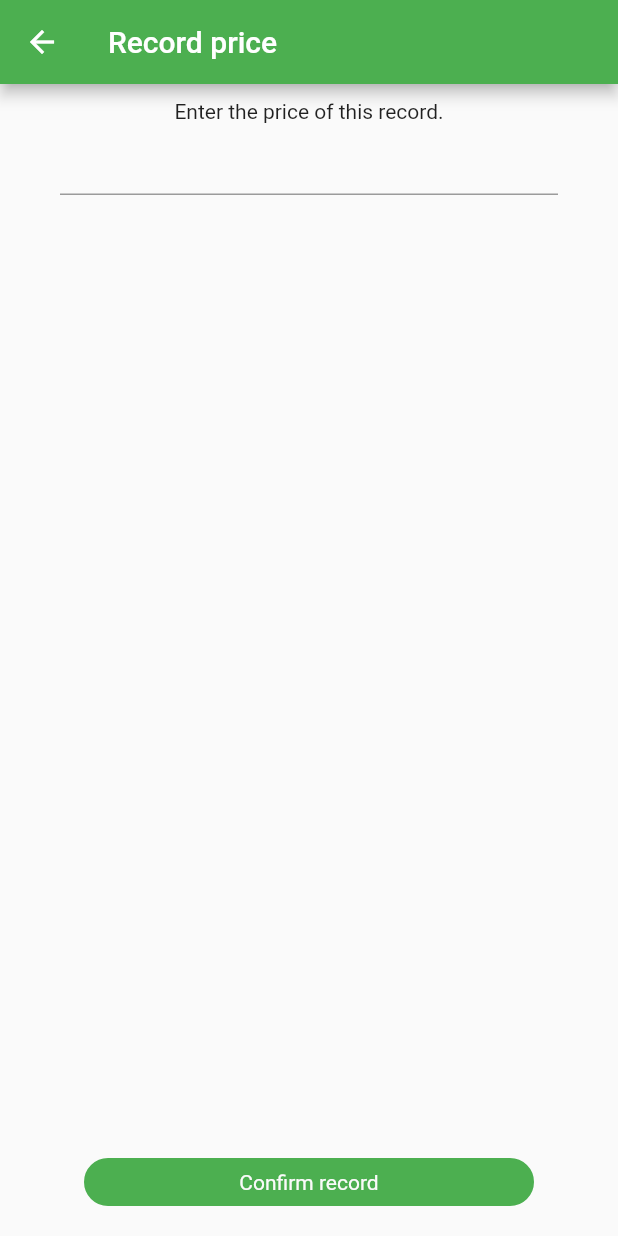
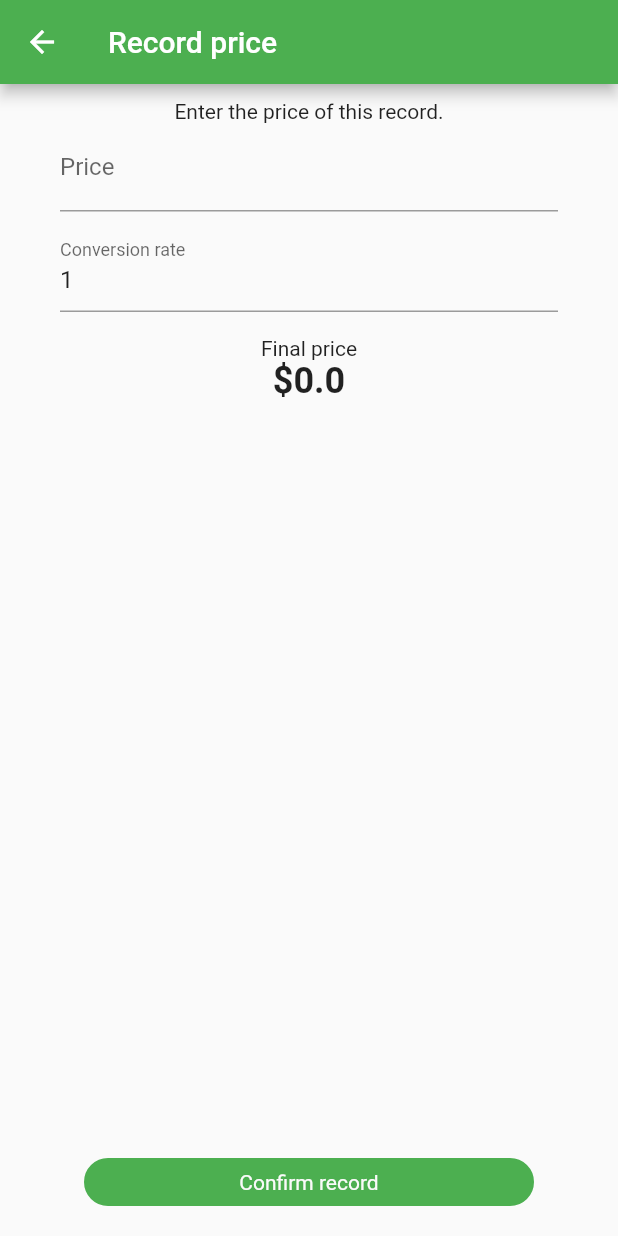
Before and after one commit to jerryrox/expense_tracker, a Flutter app: the RecordPricePage screen opened directly, on a phone screen of 412 x 824 dp. Run offline on Flutter 3.47's test engine with Material 2 defaults, Android fonts, the phone set to English and light mode, and no system bars; our stand-ins replace cloud_firestore, firebase_auth, firebase_core, flutter_colorpicker, google_sign_in, localstorage and 1 more; accounts and stored records are empty.

Commit message:
Implemented recording price with custom conversion rate

```diff
--- a/lib/modules/models/static/input_validator.dart
+++ b/lib/modules/models/static/input_validator.dart
@@ -4,5 +4,5 @@ class InputValidator {
 
   InputValidator._();
 
-  static final TextInputFormatter numberFormatter = FilteringTextInputFormatter(RegExp(r"^[0-9]*(\.[0-9]{0,2})?$"), allow: true);
+  static final TextInputFormatter numberFormatter = FilteringTextInputFormatter(RegExp(r"^[0-9]*(\.[0-9]*)?$"), allow: true);
 }
--- a/lib/ui/components/primitives/money_text_field.dart
+++ b/lib/ui/components/primitives/money_text_field.dart
@@ -1,17 +1,24 @@
 import 'package:expense_tracker/modules/models/static/input_validator.dart';
 import 'package:flutter/material.dart';
 
-class MoneyTextField extends StatelessWidget {
+class NumberTextField extends StatelessWidget {
   final TextEditingController controller;
   final Function(String) onChanged;
+  final InputDecoration decoration;
 
-  MoneyTextField({Key key, this.controller, this.onChanged}) : super(key: key);
+  const NumberTextField({
+    Key key,
+    this.controller,
+    this.onChanged,
+    this.decoration,
+  }) : super(key: key);
 
   @override
   Widget build(BuildContext context) {
     return TextField(
       controller: controller,
-      keyboardType: TextInputType.numberWithOptions(
+      decoration: decoration,
+      keyboardType: const TextInputType.numberWithOptions(
         decimal: true,
         signed: false,
       ),
--- a/lib/ui/navigations/pages/record_price_page.dart
+++ b/lib/ui/navigations/pages/record_price_page.dart
@@ -27,21 +27,33 @@ class RecordPricePage extends StatefulWidget {
 
 class _RecordPricePageState extends State<RecordPricePage> with SnackbarMixin, LoaderMixin {
   double price = 0;
+  double conversionRate = 1;
+
+  TextEditingController conversionInput = TextEditingController(text: "1");
 
   UserState get userState => Provider.of<UserState>(context, listen: false);
 
   /// Returns the category currently selected
   Category get category => widget.category;
 
+  /// Returns the final price of the record.
+  double get finalPrice => (price * conversionRate * 100).truncateToDouble() / 100;
+
   /// Creates a new record based on current state.
   Future createRecord() async {
+    final finalPrice = this.finalPrice;
+    if(finalPrice <= 0) {
+      showSnackbar(context, "Please enter a valid price and conversion rate.");
+      return;
+    }
+
     final loader = showLoader(context);
 
     try {
       final api = CreateRecordApi(
         userState.uid,
         category.id,
-        price,
+        finalPrice,
       );
       await api.request();
 
@@ -56,14 +68,20 @@ class _RecordPricePageState extends State<RecordPricePage> with SnackbarMixin, L
   /// Sets the price of the record.
   void setPrice(String priceString) {
     double parsedPrice = double.tryParse(priceString) ?? 0;
-    setState(() => this.price = parsedPrice);
+    setState(() => price = parsedPrice);
+  }
+
+  /// Sets the rate in which the entered price is converted to the final price.
+  void setConversionRate(String value) {
+    double parsed = double.tryParse(value) ?? 0;
+    setState(() => conversionRate = parsed);
   }
 
   @override
   Widget build(BuildContext context) {
     return Scaffold(
       appBar: AppBar(
-        title: Text("Record price"),
+        title: const Text("Record price"),
       ),
       body: SafeArea(
         child: FilledBox(
@@ -72,10 +90,23 @@ class _RecordPricePageState extends State<RecordPricePage> with SnackbarMixin, L
               crossAxisAlignment: CrossAxisAlignment.center,
               children: [
                 PageTopMargin(),
-                Text("Enter the price of this record."),
-                MoneyTextField(
+                const Text("Enter the price of this record."),
+                NumberTextField(
                   onChanged: _onPriceChanged,
+                  decoration: const InputDecoration(
+                    labelText: "Price",
+                  ),
                 ),
+                const SizedBox(height: 8),
+                NumberTextField(
+                  controller: conversionInput,
+                  onChanged: _onConversionChanged,
+                  decoration: const InputDecoration(
+                    labelText: "Conversion rate",
+                  ),
+                ),
+                const SizedBox(height: 16),
+                _drawFinalAmount(),
                 Expanded(child: Container()),
                 BottomContentPadding(
                   child: ButtonWidthConstraint(
@@ -93,9 +124,30 @@ class _RecordPricePageState extends State<RecordPricePage> with SnackbarMixin, L
     );
   }
 
+  Widget _drawFinalAmount() {
+    final finalPrice = this.finalPrice;
+    return Column(
+      mainAxisSize: MainAxisSize.min,
+      children: [
+        const Text("Final price"),
+        Text(
+          "\$$finalPrice",
+          style: const TextStyle(
+            fontSize: 24,
+            fontWeight: FontWeight.bold,
+          ),
+        ),
+      ],
+    );
+  }
+
   /// Event called when the price input value has changed.
   void _onPriceChanged(String value) {
     setPrice(value);
+  }
+
+  void _onConversionChanged(String value) {
+    setConversionRate(value);
   }
 
   /// Event called when the record button was clicked.
--- a/lib/ui/navigations/popups/budget_setup_popup.dart
+++ b/lib/ui/navigations/popups/budget_setup_popup.dart
@@ -98,7 +98,7 @@ class _BudgetSetupPopupState extends State<BudgetSetupPopup> with SnackbarMixin,
             textAlign: TextAlign.center,
           ),
           SizedBox(height: 5),
-          MoneyTextField(
+          NumberTextField(
             controller: inputController,
             onChanged: _onBudgetChanged,
           ),
--- a/lib/ui/navigations/popups/special_budget_popup.dart
+++ b/lib/ui/navigations/popups/special_budget_popup.dart
@@ -131,7 +131,7 @@ class _SpecialBudgetPopupState extends State<SpecialBudgetPopup> with SnackbarMi
             SizedBox(height: 20),
             Text("How much are you planning to use in this period?"),
             SizedBox(height: 5),
-            MoneyTextField(
+            NumberTextField(
               onChanged: _onAmountInputChanged,
             ),
           ],
```
